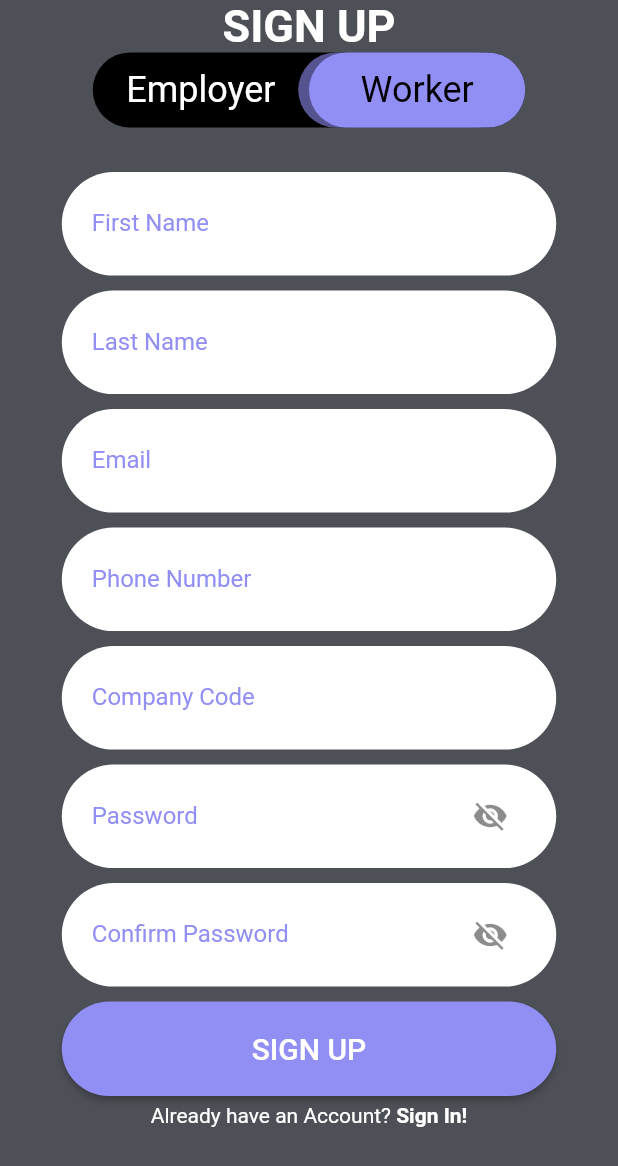
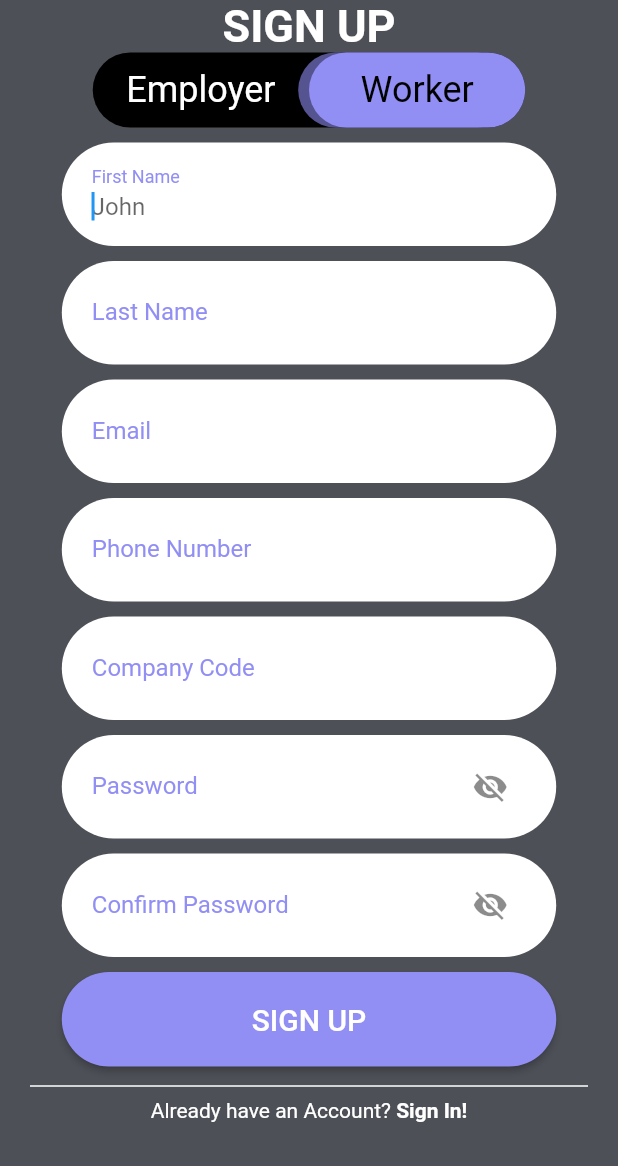
Before and after one commit to cgprats/COP4331-SchedulingManager, a Flutter app: the screen it shows after launch, after a tap on "SIGN IN", after a tap on "Sign Up!", on a phone screen of 412 x 824 dp. Shown: the top 1166 px of the screen. Run offline on Flutter 3.47's test engine with Material 2 defaults, Android fonts, the phone set to English and light mode, and no system bars; accounts and stored records are empty.

Commit message:
Minor Cosmetic Update

```diff
--- a/mobile/lib/components/sign_up_or_login.dart
+++ b/mobile/lib/components/sign_up_or_login.dart
@@ -11,11 +11,21 @@ class SignUpOrLogin extends StatelessWidget {
 
   @override
   Widget build(BuildContext context) {
-    return Row(
+    return Column(
+      children: <Widget>[
+        Divider(
+          color: CustomColors.white,
+          indent: 20,
+          endIndent: 20,
+          thickness: 1,
+        ),
+        Row(
           mainAxisAlignment: MainAxisAlignment.center,
           children: <Widget>[
             Text(
-          this.login ? "Don't have an Account? " : "Already have an Account? ",
+              this.login
+                  ? "Don't have an Account? "
+                  : "Already have an Account? ",
               style: TextStyle(
                 color: CustomColors.white,
               ),
@@ -36,6 +46,8 @@ class SignUpOrLogin extends StatelessWidget {
               ),
             ),
           ],
+        ),
+      ],
     );
   }
 }
--- a/mobile/lib/screens/login_screen.dart
+++ b/mobile/lib/screens/login_screen.dart
@@ -16,16 +16,12 @@ class LoginScreen extends StatefulWidget {
 
 class _LoginScreenState extends State<LoginScreen> {
   @override
-  void initState() {
-    super.initState();
-  }
-
-  @override
   Widget build(BuildContext context) {
     Size _size = MediaQuery.of(context).size;
     return Scaffold(
       backgroundColor: CustomColors.grey,
-      body: SingleChildScrollView(
+      body: Center(
+        child: SingleChildScrollView(
           padding: EdgeInsets.only(top: MediaQuery.of(context).viewPadding.top),
           child: Container(
             width: double.infinity,
@@ -41,13 +37,17 @@ class _LoginScreenState extends State<LoginScreen> {
                   ),
                 ),
                 SizedBox(
-                height: _size.height * 0.03,
+                  height: 5,
                 ),
                 _MainPage(),
                 SignUpOrLogin(
                   login: true,
                 ),
+                SizedBox(
+                  height: _size.height * 0.03,
+                ),
               ],
+            ),
           ),
         ),
       ),
--- a/mobile/lib/screens/sign_up_screen.dart
+++ b/mobile/lib/screens/sign_up_screen.dart
@@ -37,11 +37,14 @@ class _SignUpScreenState extends State<SignUpScreen> {
               ),
               _AccountTypeSelector(),
               SizedBox(
-                height: _size.height * 0.03,
+                height: 5,
               ),
               _SignUpForm(),
               SignUpOrLogin(
                 login: false,
+              ),
+              SizedBox(
+                height: _size.height * 0.03,
               ),
             ],
           ),
@@ -87,7 +90,7 @@ class _SignUpFormState extends State<_SignUpForm> {
                   onChanged: (text) {
                     _payload['firstName'] = text;
                   },
-                  // autofocus: true,
+                  autofocus: true,
                 ),
                 RoundedInputField(
                   order: 2,
@@ -105,7 +108,7 @@ class _SignUpFormState extends State<_SignUpForm> {
                 RoundedInputField(
                   order: 3,
                   labelText: 'Email',
-                  hintText: 'john.doe@email.com',
+                  hintText: 'example@email.com',
                   width: _size.width * 0.8,
                   keyboardType: TextInputType.emailAddress,
                   labelColor: GlobalData.accountType == 1
@@ -297,7 +300,6 @@ class _AccountTypeSelectorState extends State<_AccountTypeSelector> {
   @override
   Widget build(BuildContext context) {
     Size _size = MediaQuery.of(context).size;
-    if (GlobalData.accountType == null) GlobalData.accountType = 0;
     return Container(
       width: _size.width * 0.7,
       height: 50,
--- a/mobile/lib/utils/global_data.dart
+++ b/mobile/lib/utils/global_data.dart
@@ -3,5 +3,5 @@ class GlobalData {
   static String? lastName;
   static String? phone;
   static String? email;
-  static int? accountType; // 0=worker; 1=employer
+  static int accountType = 0; // 0=worker; 1=employer
 }
```
Lines whose indentation alone changed are shown as unchanged.
